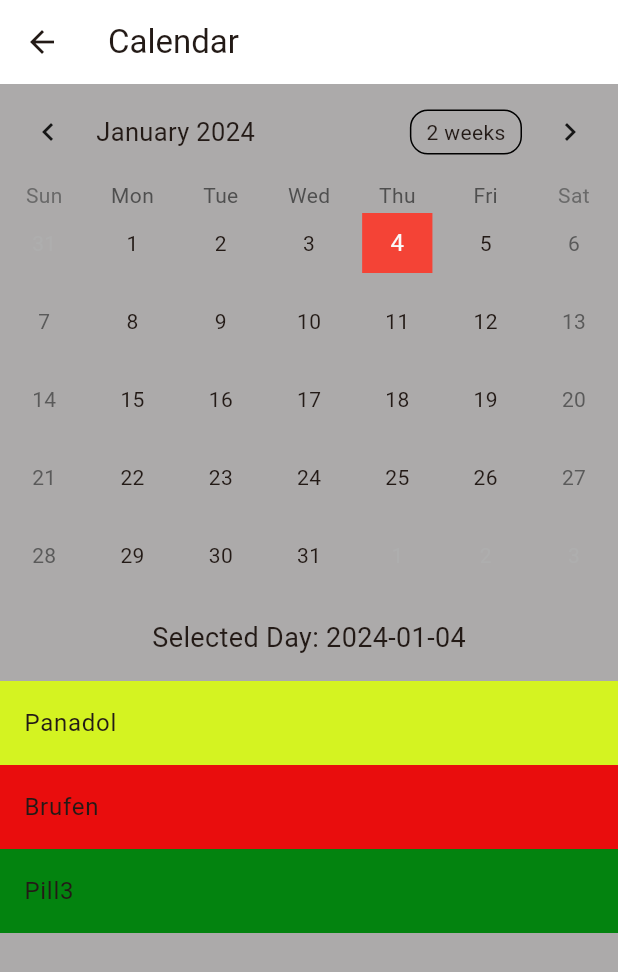
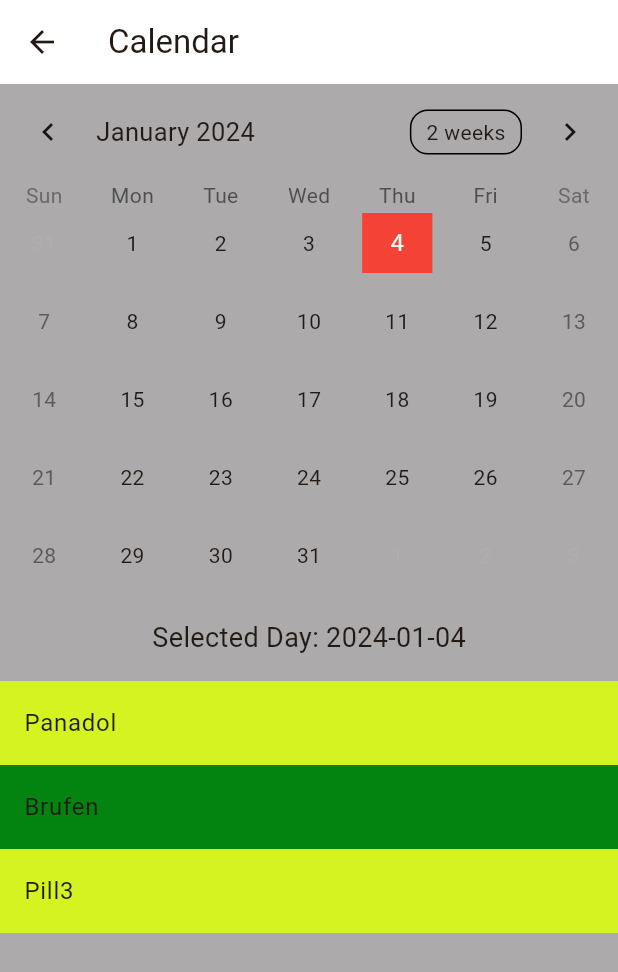
Before and after one commit to saja-massimi/medimind, a Flutter app: the CalendarPage screen opened directly, on a phone screen of 412 x 824 dp. Shown: the top 972 px of the screen. Run offline on Flutter 3.47's test engine with Material 3 defaults, Android fonts, the phone set to English and light mode, and no system bars; drawn by our look-alikes of table_calendar; our stand-ins replace charts_flutter_new, dropdown_button2.

Commit message:
i dont know

```diff
--- a/lib/calendar.dart
+++ b/lib/calendar.dart
@@ -20,7 +20,6 @@ class _CalendarPageState extends State<CalendarPage> {
   // Define a list of colors for pills
   List<Color> pillColors = [
     Color.fromARGB(255, 212, 243, 33),
-    Color.fromARGB(255, 233, 13, 13),
     Color.fromARGB(255, 3, 131, 15),
 
     // Add more colors as needed
@@ -82,9 +81,7 @@ class _CalendarPageState extends State<CalendarPage> {
               itemBuilder: (context, index) {
                 return ListTile(
                   title: Text(widget.pillsList[index].pillName),
-                  // Set the color for each pill based on the index
                   tileColor: pillColors[index % pillColors.length],
-                  // Add more information as needed
                 );
               },
             ),
--- a/lib/main.dart
+++ b/lib/main.dart
@@ -2,16 +2,13 @@ import 'package:flutter/material.dart';
 
 import 'package:medi_mind/signin_page.dart';
 
-void main() async {
-  WidgetsFlutterBinding.ensureInitialized();
-
+void main() {
   runApp(const MyApp());
 }
 
 class MyApp extends StatelessWidget {
   const MyApp({super.key});
 
-  // This widget is the root of your application.
   @override
   Widget build(BuildContext context) {
     return MaterialApp(
```
Also changed, not shown: pubspec.lock.
